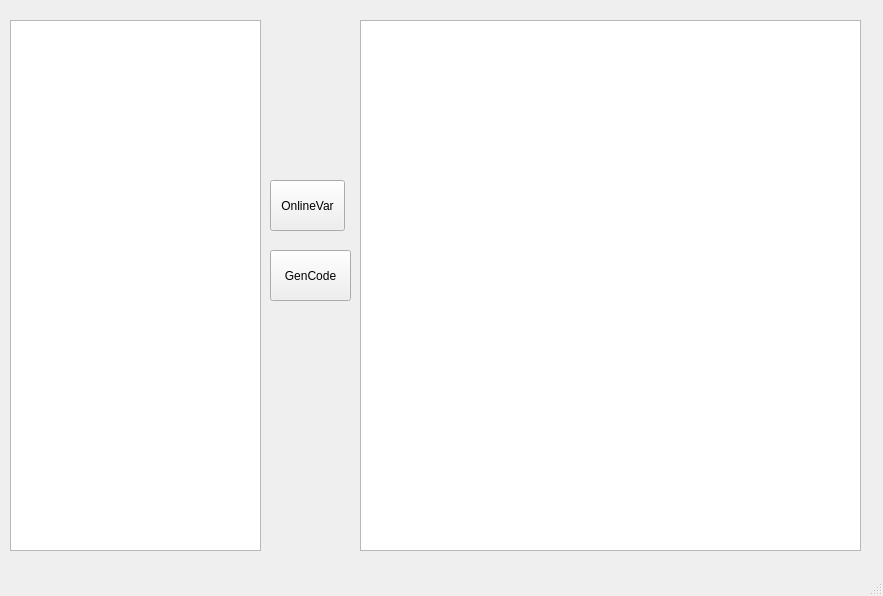
The window that CodingTools/CTDefQt32/MainDesign.ui (goneyears/lambda) describes before a commit, drawn with Qt 5.
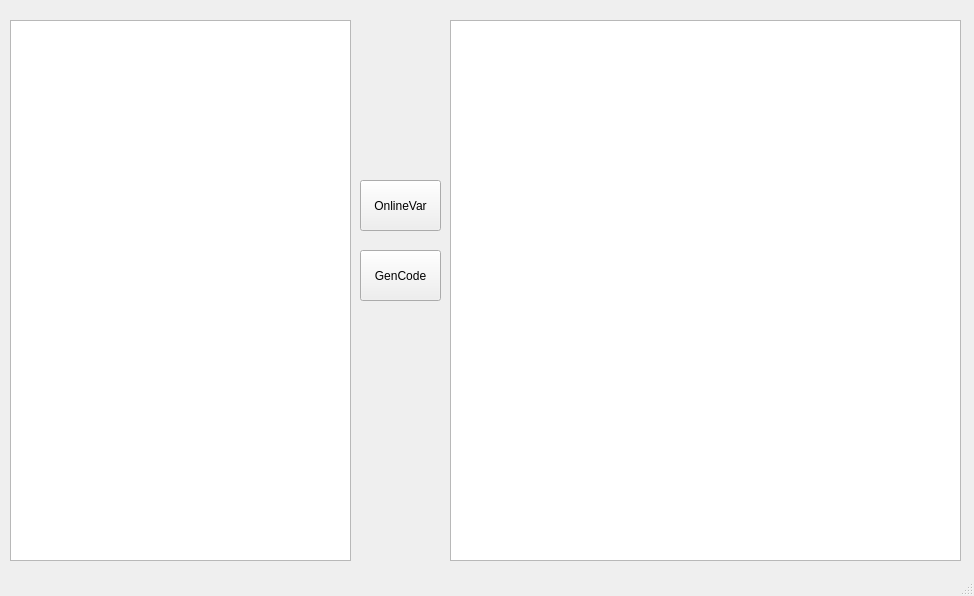
The same window after the commit.

```diff
--- a/CodingTools/CTDefQt32/MainDesign.ui
+++ b/CodingTools/CTDefQt32/MainDesign.ui
@@ -6,7 +6,7 @@
    <rect>
     <x>0</x>
     <y>0</y>
-    <width>883</width>
+    <width>974</width>
     <height>596</height>
    </rect>
   </property>
@@ -17,7 +17,7 @@
    <widget class="QPushButton" name="updateButton">
     <property name="geometry">
      <rect>
-      <x>270</x>
+      <x>360</x>
       <y>250</y>
       <width>81</width>
       <height>51</height>
@@ -32,8 +32,8 @@
      <rect>
       <x>10</x>
       <y>20</y>
-      <width>251</width>
-      <height>531</height>
+      <width>341</width>
+      <height>541</height>
      </rect>
     </property>
     <property name="font">
@@ -53,10 +53,10 @@
    <widget class="QTextEdit" name="displaybox">
     <property name="geometry">
      <rect>
-      <x>360</x>
+      <x>450</x>
       <y>20</y>
-      <width>501</width>
-      <height>531</height>
+      <width>511</width>
+      <height>541</height>
      </rect>
     </property>
     <property name="font">
@@ -72,9 +72,9 @@
    <widget class="QPushButton" name="onlineInsertButton">
     <property name="geometry">
      <rect>
-      <x>270</x>
+      <x>360</x>
       <y>180</y>
-      <width>75</width>
+      <width>81</width>
       <height>51</height>
      </rect>
     </property>
```
Left out of the diff: 2 changed lines with no effect on the pictures.
